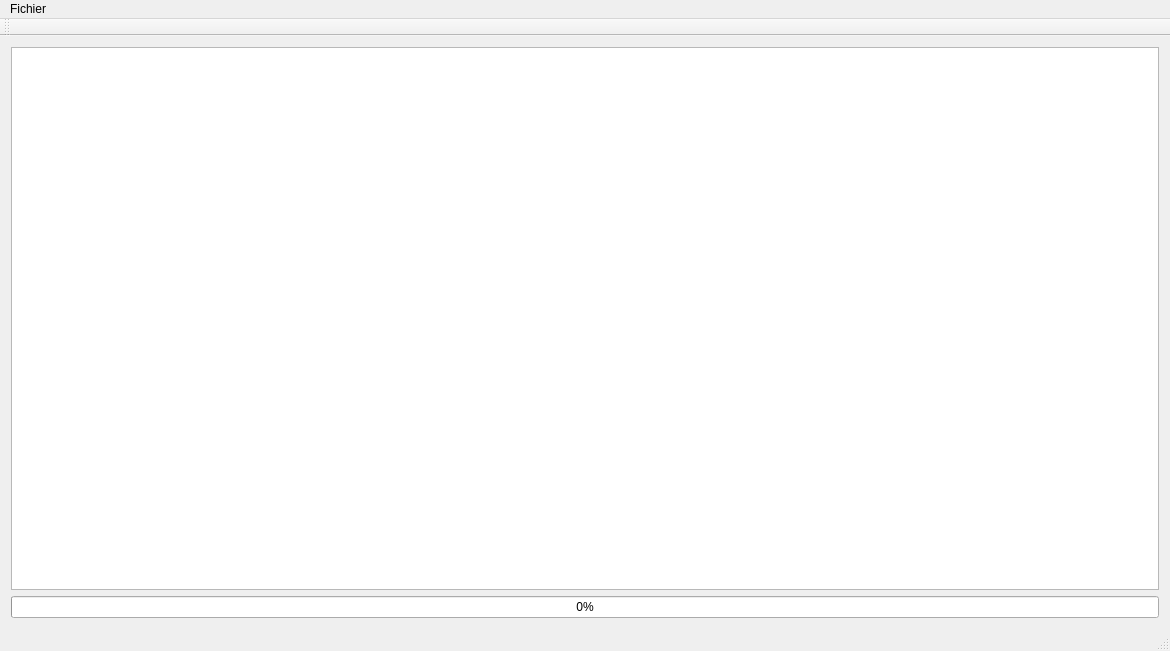
The window that BrainActivityVisualization/gmainwindow.ui (18David/BrainActivityVisualization) describes before a commit, drawn with Qt 5.
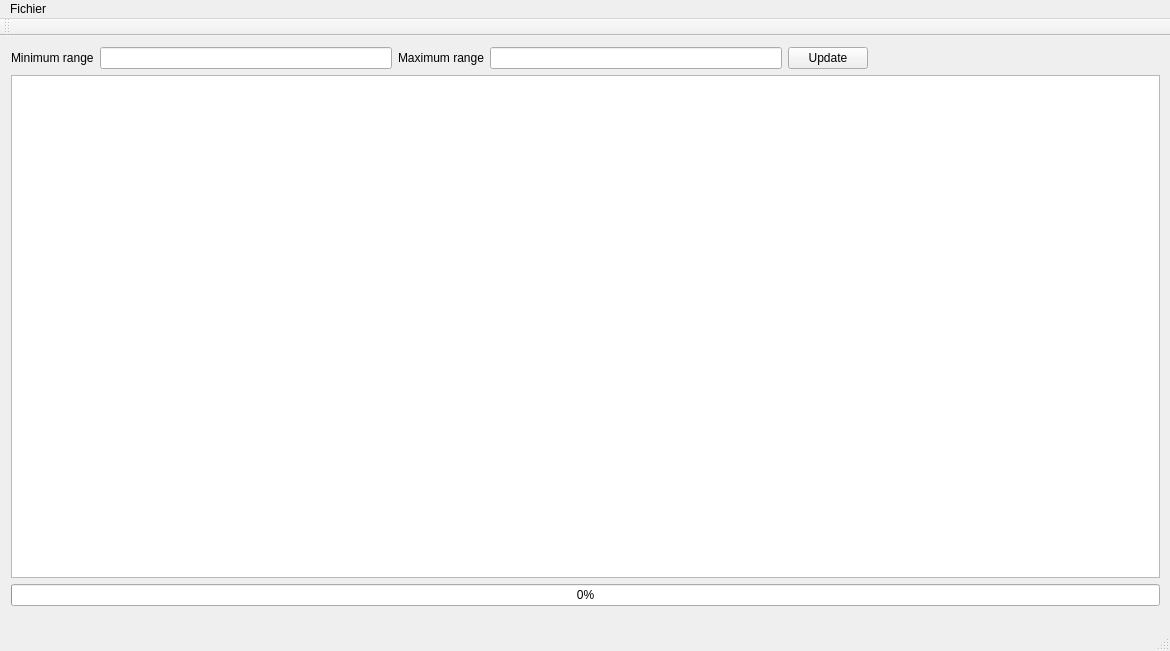
The same window after the commit.

Commit message: creation de l'application

Patch:
```diff
--- a/BrainActivityVisualization/gmainwindow.ui
+++ b/BrainActivityVisualization/gmainwindow.ui
@@ -14,11 +14,64 @@
    <string>GMainWindow</string>
   </property>
   <widget class="QWidget" name="centralWidget">
+   <widget class="QWidget" name="gridLayoutWidget_2">
+    <property name="geometry">
+     <rect>
+      <x>0</x>
+      <y>0</y>
+      <width>1171</width>
+      <height>581</height>
+     </rect>
+    </property>
    <layout class="QGridLayout" name="gridLayout">
     <item row="0" column="0">
-     <widget class="QTableWidget" name="tableWidget"/>
+      <layout class="QGridLayout" name="gridLayout_2" columnstretch="0,0,0,0,0,0">
+       <item row="3" column="3">
+        <widget class="QLineEdit" name="lineEditMaxRange"/>
+       </item>
+       <item row="3" column="1">
+        <widget class="QLineEdit" name="lineEditMiniRange"/>
+       </item>
+       <item row="3" column="5">
+        <spacer name="horizontalSpacer">
+         <property name="orientation">
+          <enum>Qt::Horizontal</enum>
+         </property>
+         <property name="sizeHint" stdset="0">
+          <size>
+           <width>40</width>
+           <height>20</height>
+          </size>
+         </property>
+        </spacer>
+       </item>
+       <item row="3" column="0">
+        <widget class="QLabel" name="label">
+         <property name="text">
+          <string>Minimum range</string>
+         </property>
+        </widget>
+       </item>
+       <item row="3" column="2">
+        <widget class="QLabel" name="label_2">
+         <property name="text">
+          <string>Maximum range</string>
+         </property>
+        </widget>
+       </item>
+       <item row="3" column="4">
+        <widget class="QPushButton" name="pushButton">
+         <property name="text">
+          <string>Update</string>
+         </property>
+        </widget>
+       </item>
+      </layout>
     </item>
     <item row="1" column="0">
+      <widget class="QTableWidget" name="tableWidget"/>
+     </item>
+     <item row="2" column="0">
      <widget class="QProgressBar" name="progressBar">
       <property name="value">
        <number>0</number>
@@ -26,6 +79,7 @@
      </widget>
     </item>
    </layout>
+   </widget>
   </widget>
   <widget class="QMenuBar" name="menuBar">
    <property name="geometry">
```
Lines whose indentation alone changed are shown as unchanged. The commit also changes 1 other file.
